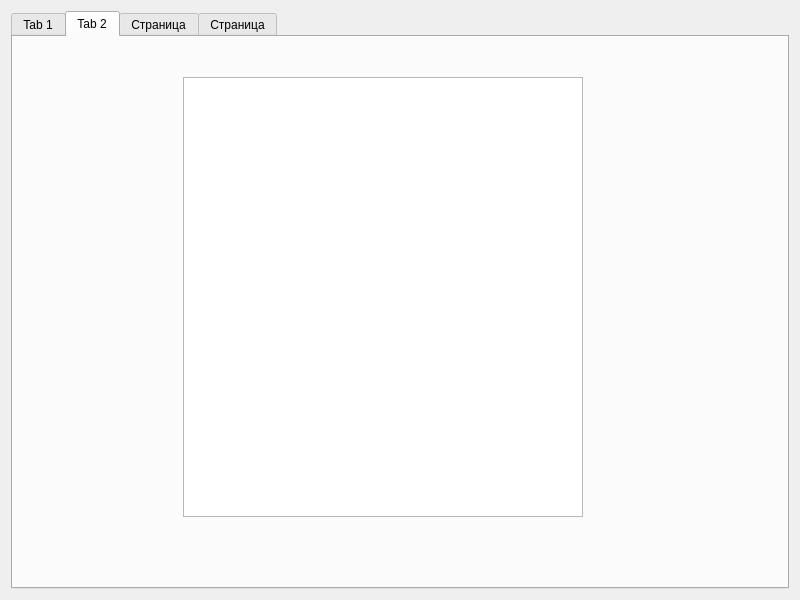
Above: model.ui from mikkk-0/Sklad before the change. Below: the same form after it.
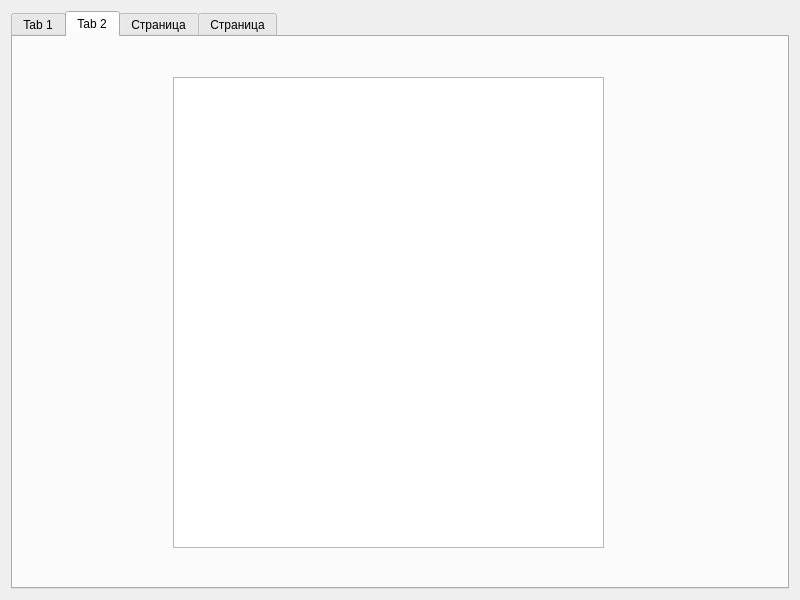
That is the form after the change. The open tabs and pages were chosen to show the change.

Commit message: add 2 vkladka on second window

```diff
--- a/model.ui
+++ b/model.ui
@@ -41,10 +41,10 @@
       <widget class="QListWidget" name="listWidget">
        <property name="geometry">
         <rect>
-         <x>170</x>
+         <x>160</x>
          <y>40</y>
-         <width>400</width>
-         <height>440</height>
+         <width>431</width>
+         <height>471</height>
         </rect>
        </property>
       </widget>
```
Left out of the diff: 2 changed lines with no effect on the pictures. The commit also changes 3 other files.
